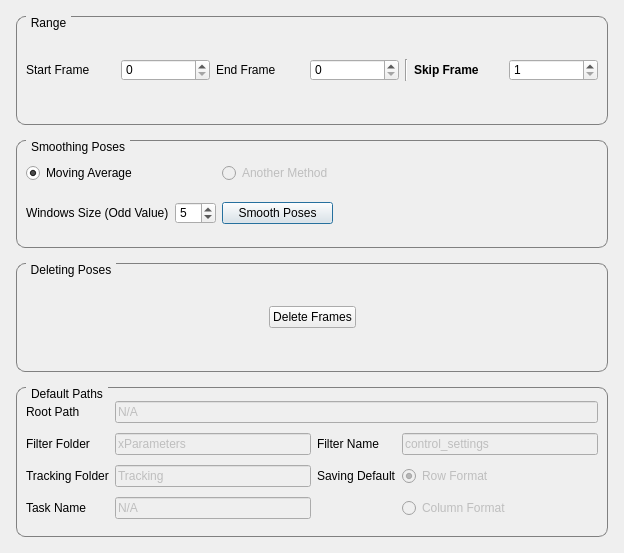
This is autoscoper/src/ui/ui-files/AdvancedOptionsDialog.ui in BrownBiomechanics/Autoscoper as Qt 5 draws it before an edit. The edited form follows.
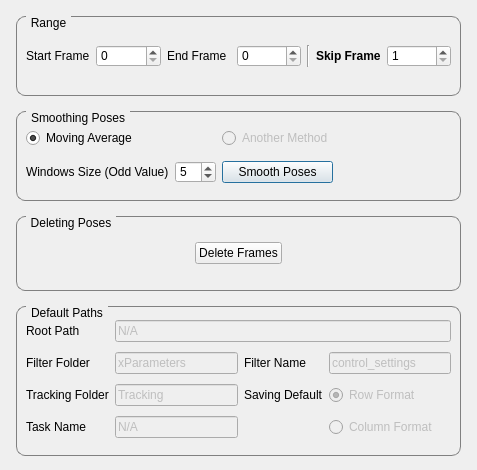
This is the edited form.

Patch:
```diff
--- a/autoscoper/src/ui/ui-files/AdvancedOptionsDialog.ui
+++ b/autoscoper/src/ui/ui-files/AdvancedOptionsDialog.ui
@@ -6,21 +6,21 @@
    <rect>
     <x>0</x>
     <y>0</y>
-    <width>624</width>
-    <height>553</height>
+    <width>477</width>
+    <height>470</height>
    </rect>
   </property>
   <property name="minimumSize">
    <size>
     <width>400</width>
-    <height>400</height>
+    <height>470</height>
    </size>
   </property>
   <property name="windowTitle">
    <string>Advanced Options</string>
   </property>
-  <layout class="QHBoxLayout" name="horizontalLayout">
-   <item>
+  <layout class="QGridLayout" name="gridLayout_7">
+   <item row="0" column="0">
     <layout class="QGridLayout" name="gridLayout">
      <property name="leftMargin">
       <number>5</number>
```
Left out of the diff: 1 changed line with no effect on the pictures.
